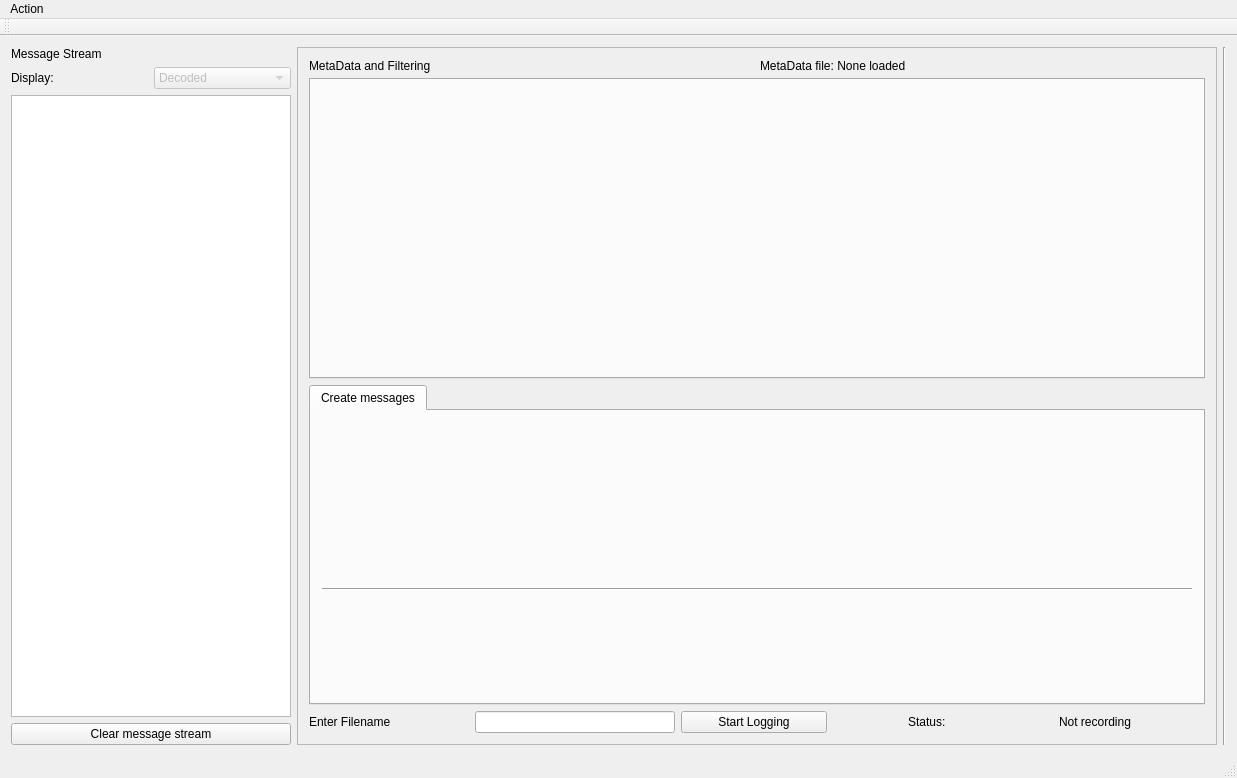
Qt form canaconda_mainwindow.ui (xela144/CANaconda) before a commit.
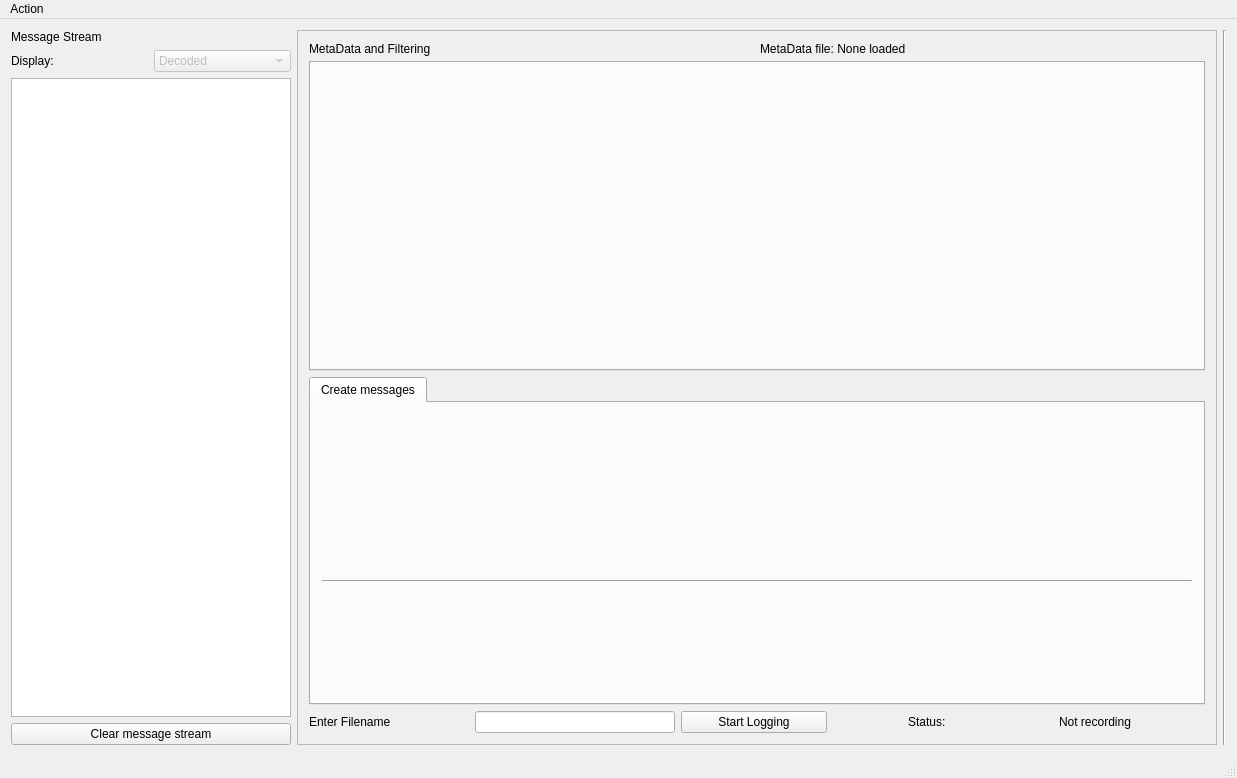
The same form after that commit.

Commit message: Removed toolbar. Issue #82

The edit to the form file:
```diff
--- a/canaconda_mainwindow.ui
+++ b/canaconda_mainwindow.ui
@@ -6,7 +6,7 @@
    <rect>
     <x>0</x>
     <y>0</y>
-    <width>1229</width>
+    <width>1235</width>
     <height>778</height>
    </rect>
   </property>
@@ -326,14 +326,6 @@
    </widget>
    <addaction name="menuAction"/>
   </widget>
-  <widget class="QToolBar" name="mainToolBar">
-   <attribute name="toolBarArea">
-    <enum>TopToolBarArea</enum>
-   </attribute>
-   <attribute name="toolBarBreak">
-    <bool>false</bool>
-   </attribute>
-  </widget>
   <widget class="QStatusBar" name="statusBar"/>
   <action name="actionLoad_Filters_From_File">
    <property name="text">
```
Left out of the diff: 4 changed lines with no effect on the pictures.
